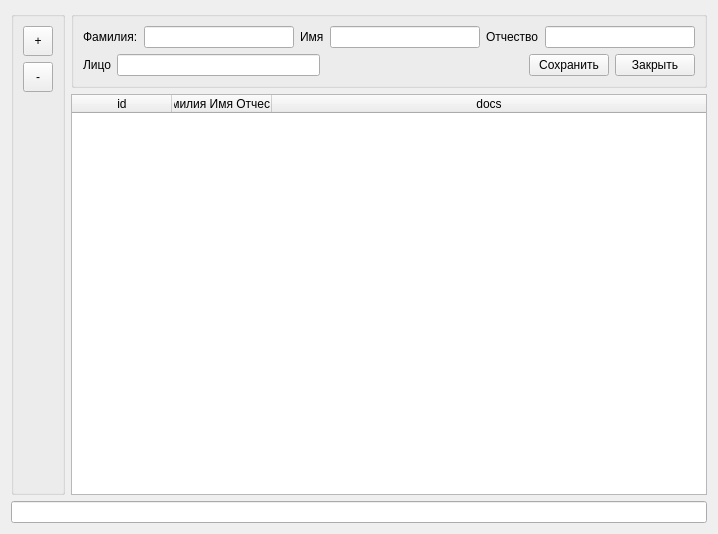
Qt form NotesDSS/people.ui (Skyrim78/NotesDSS) before a commit.
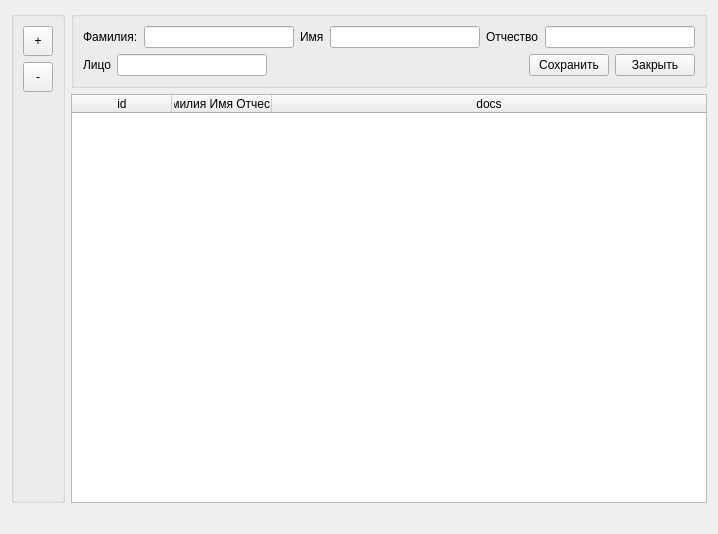
The same form after that commit.

```diff
--- a/NotesDSS/people.ui
+++ b/NotesDSS/people.ui
@@ -134,7 +134,20 @@
                </widget>
               </item>
               <item>
-               <widget class="QLineEdit" name="lineEdit_face"/>
+               <widget class="QLineEdit" name="lineEdit_face">
+                <property name="maximumSize">
+                 <size>
+                  <width>150</width>
+                  <height>16777215</height>
+                 </size>
+                </property>
+                <property name="focusPolicy">
+                 <enum>Qt::NoFocus</enum>
+                </property>
+                <property name="readOnly">
+                 <bool>true</bool>
+                </property>
+               </widget>
               </item>
               <item>
                <spacer name="horizontalSpacer">
@@ -213,7 +226,20 @@
       </layout>
      </item>
      <item>
-      <widget class="QLineEdit" name="lineEdit_status"/>
+      <widget class="QLabel" name="label_status">
+       <property name="font">
+        <font>
+         <weight>75</weight>
+         <bold>true</bold>
+        </font>
+       </property>
+       <property name="text">
+        <string/>
+       </property>
+       <property name="alignment">
+        <set>Qt::AlignRight|Qt::AlignTrailing|Qt::AlignVCenter</set>
+       </property>
+      </widget>
      </item>
     </layout>
    </item>
```
